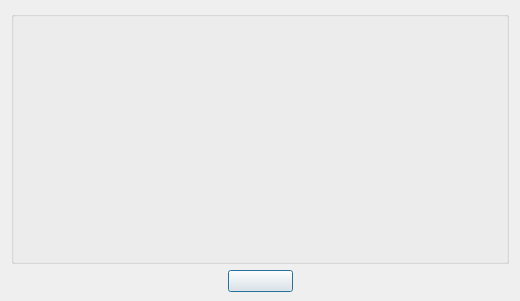
cagavriloaie/WFlowLab, file meter/license.ui: the form before one commit.
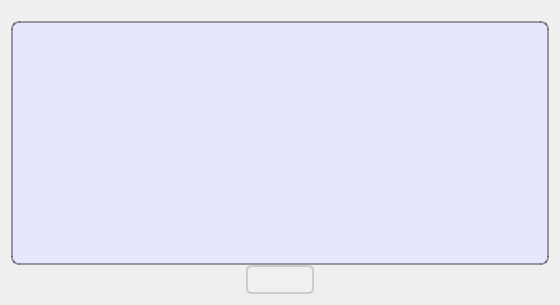
The form after the commit. Icons and pictures are not drawn.

```diff
--- a/meter/license.ui
+++ b/meter/license.ui
@@ -6,20 +6,20 @@
    <rect>
     <x>0</x>
     <y>0</y>
-    <width>520</width>
-    <height>301</height>
+    <width>560</width>
+    <height>305</height>
    </rect>
   </property>
   <property name="minimumSize">
    <size>
-    <width>520</width>
-    <height>301</height>
+    <width>560</width>
+    <height>290</height>
    </size>
   </property>
   <property name="maximumSize">
    <size>
-    <width>520</width>
-    <height>301</height>
+    <width>560</width>
+    <height>305</height>
    </size>
   </property>
   <property name="windowTitle">
@@ -30,19 +30,89 @@
     <normaloff>WStreamLab.ico</normaloff>WStreamLab.ico</iconset>
   </property>
   <property name="styleSheet">
-   <string notr="true">QPushButton:hover {
-       background-color: #d7d9d7;
-}</string>
+   <string notr="true">/* Common styles */
+* {
+    font-family: Verdana, Arial, sans-serif; /* Fallback to Arial or generic sans-serif if Verdana is not available */
+    font-size: 12pt; /* Base font size */
+}
+
+/* QPushButton */
+QPushButton {
+    padding: 5px 10px;
+    border: 2px solid #ccc; /* Light gray border */
+    background-color: #f0f0f0; /* Light gray background */
+    border-radius: 5px; /* Rounded corners */
+}
+
+QPushButton:hover {
+    background-color: #d7d9d7; /* Light gray background on hover */
+    border: 2px solid #aaa; /* Darker gray border on hover */
+}
+
+/* QComboBox */
+QComboBox {
+    border: 2px solid #ADD8E6; /* Light blue border */
+    border-radius: 4px; /* Rounded corners */
+    padding: 2px;
+    min-height: 20px; /* Adjust the minimum height */
+    background-color: #f0f0f0; /* Light gray background */
+}
+
+QComboBox QAbstractItemView {
+    border: 2px solid #ADD8E6; /* Light blue border for the dropdown */
+}
+
+QComboBox::drop-down {
+    subcontrol-origin: padding;
+    subcontrol-position: top right;
+    width: 20px; /* Adjust width as needed */
+    border-left: 1px solid #ADD8E6; /* Light blue border for the drop-down button */
+}
+
+QComboBox::down-arrow {
+    width: 0;
+    height: 0;
+}
+
+QComboBox::down-arrow:disabled {
+    image: url(circle.png); /* Replace with your own circle image */
+    width: 16px; /* Adjust width of circle */
+    height: 16px; /* Adjust height of circle */
+}
+
+/* QLineEdit */
+QLineEdit {
+    border: 2px solid #ADD8E6; /* Light blue border */
+    border-radius: 4px; /* Rounded corners */
+    height: 28px; /* Adjusted height */
+    padding: 2px; /* Adjust padding if needed */
+    background-color: #f0f0f0; /* Light gray background */
+}
+
+/* QGroupBox */
+QGroupBox {
+    border: 2px solid black;
+    border-color: rgba(0, 0, 0, 0.36); /* Black with transparency */
+    background-color: #E6E6FF; /* Light purple background */
+    font-family: Verdana, Arial, sans-serif; /* Use Verdana for group box */
+    font-size: 12pt; /* Font size */
+    margin-top: 10px;
+    border-radius: 8px; /* Rounded corners */
+    padding-top: 10px; /* Padding for the top of the group box */
+}
+
+QGroupBox::title {
+    subcontrol-origin: margin;
+    left: 7px;
+    padding: 5px; /* Adjusted padding for better appearance */
+}
+</string>
   </property>
-  <widget class="QWidget" name="verticalLayoutWidget">
-   <property name="geometry">
-    <rect>
-     <x>11</x>
-     <y>11</y>
-     <width>498</width>
-     <height>281</height>
-    </rect>
+  <layout class="QGridLayout" name="gridLayout_2">
+   <property name="verticalSpacing">
+    <number>9</number>
    </property>
+   <item row="0" column="0">
    <layout class="QVBoxLayout" name="verticalLayout_2">
     <item>
      <widget class="QGroupBox" name="groupBox">
@@ -50,6 +120,9 @@
        <string/>
       </property>
       <layout class="QGridLayout" name="gridLayout_3">
+        <property name="verticalSpacing">
+         <number>20</number>
+        </property>
        <item row="0" column="0">
         <layout class="QVBoxLayout" name="verticalLayout">
          <item>
@@ -58,6 +131,7 @@
             <widget class="QLabel" name="lbChecksumValue">
              <property name="font">
               <font>
+                <family>Verdana</family>
                <pointsize>12</pointsize>
               </font>
              </property>
@@ -70,6 +144,7 @@
             <widget class="QLabel" name="lbChecksum">
              <property name="font">
               <font>
+                <family>Verdana</family>
                <pointsize>12</pointsize>
               </font>
              </property>
@@ -82,6 +157,7 @@
             <widget class="QLabel" name="lbCertificate">
              <property name="font">
               <font>
+                <family>Verdana</family>
                <pointsize>12</pointsize>
               </font>
              </property>
@@ -94,6 +170,7 @@
             <widget class="QLabel" name="lbMaximum">
              <property name="font">
               <font>
+                <family>Verdana</family>
                <pointsize>12</pointsize>
               </font>
              </property>
@@ -106,6 +183,7 @@
             <widget class="QLabel" name="lbMaximumValue">
              <property name="font">
               <font>
+                <family>Verdana</family>
                <pointsize>12</pointsize>
               </font>
              </property>
@@ -118,6 +196,7 @@
             <widget class="QLabel" name="lbArchive">
              <property name="font">
               <font>
+                <family>Verdana</family>
                <pointsize>12</pointsize>
               </font>
              </property>
@@ -130,6 +209,7 @@
             <widget class="QLabel" name="lbCompanyValue">
              <property name="font">
               <font>
+                <family>Verdana</family>
                <pointsize>12</pointsize>
               </font>
              </property>
@@ -142,6 +222,7 @@
             <widget class="QLabel" name="lbArchiveValue">
              <property name="font">
               <font>
+                <family>Verdana</family>
                <pointsize>12</pointsize>
               </font>
              </property>
@@ -154,6 +235,7 @@
             <widget class="QLabel" name="lbCertificateValue">
              <property name="font">
               <font>
+                <family>Verdana</family>
                <pointsize>12</pointsize>
               </font>
              </property>
@@ -166,6 +248,7 @@
             <widget class="QLabel" name="lbCompany">
              <property name="font">
               <font>
+                <family>Verdana</family>
                <pointsize>12</pointsize>
               </font>
              </property>
@@ -178,6 +261,7 @@
             <widget class="QLabel" name="lbDensity">
              <property name="font">
               <font>
+                <family>Verdana</family>
                <pointsize>12</pointsize>
               </font>
              </property>
@@ -192,12 +276,13 @@
               <widget class="QLabel" name="lbDensityValue">
                <property name="maximumSize">
                 <size>
-                 <width>65</width>
+                  <width>79</width>
                  <height>16777215</height>
                 </size>
                </property>
                <property name="font">
                 <font>
+                  <family>Verdana</family>
                  <pointsize>12</pointsize>
                 </font>
                </property>
@@ -210,6 +295,7 @@
               <widget class="QLabel" name="lbDensityUnit">
                <property name="font">
                 <font>
+                  <family>Verdana</family>
                  <pointsize>12</pointsize>
                 </font>
                </property>
@@ -259,6 +345,7 @@
        <widget class="QPushButton" name="pbClose">
         <property name="font">
          <font>
+           <family>Verdana</family>
           <pointsize>12</pointsize>
          </font>
         </property>
@@ -289,7 +376,8 @@
      </layout>
     </item>
    </layout>
-  </widget>
+   </item>
+  </layout>
  </widget>
  <resources/>
  <connections/>
```
Lines whose indentation alone changed are shown as unchanged.
